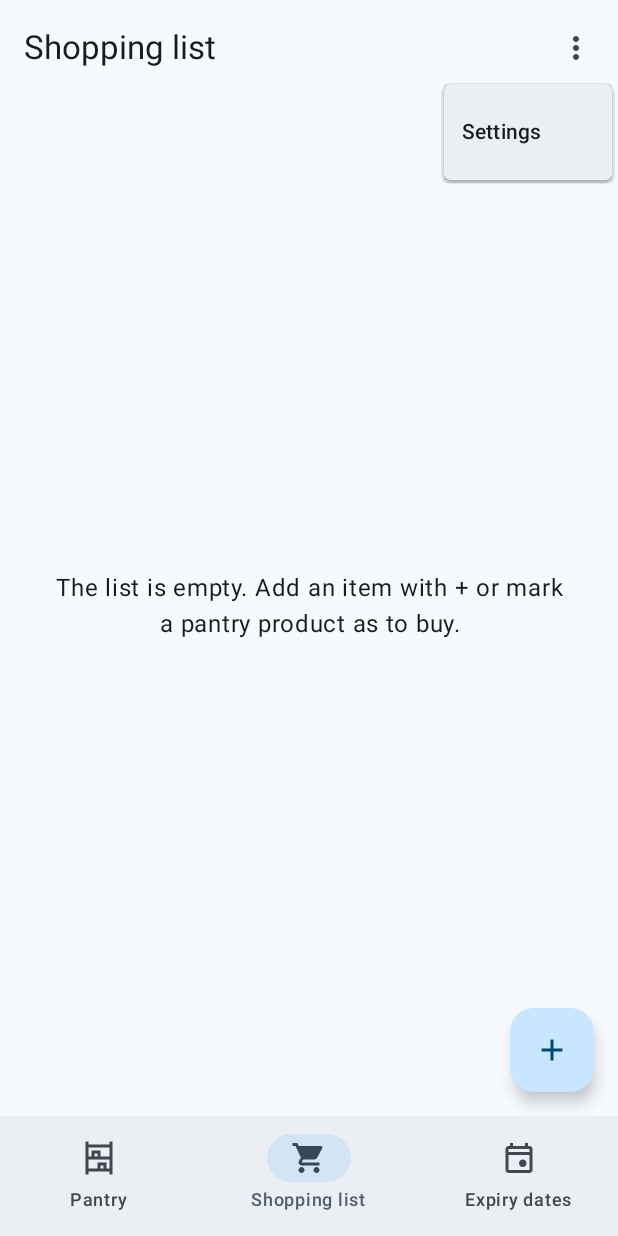
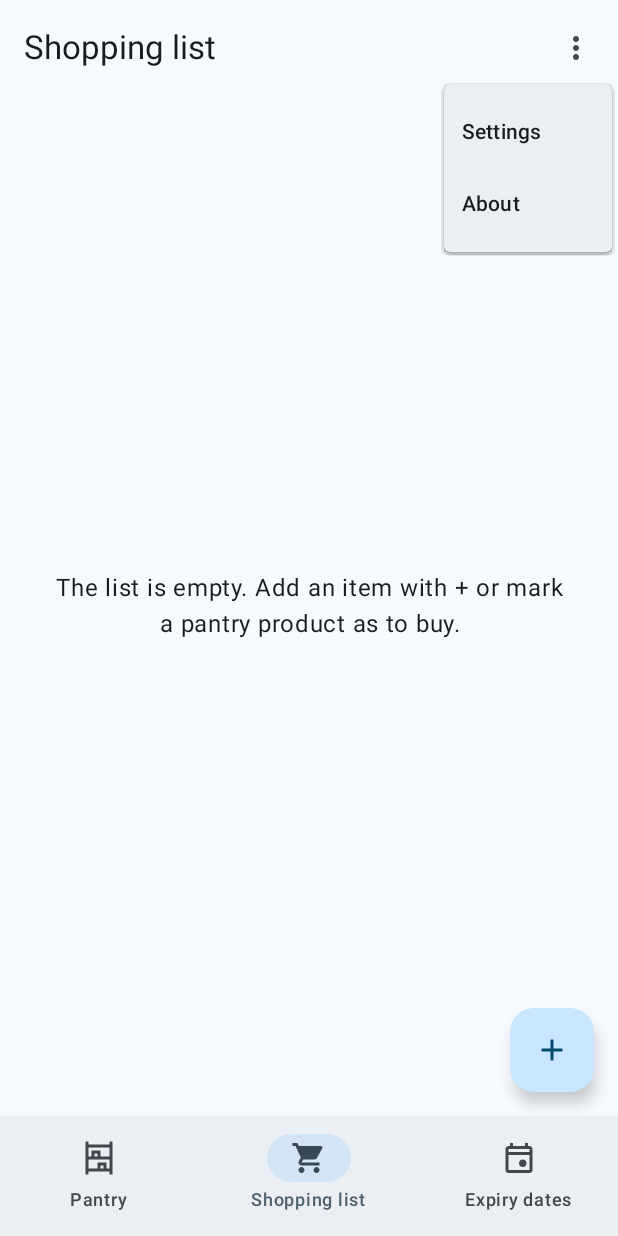
Before and after one commit to nidamanx/formica, an Android app built with Jetpack Compose: the ShoppingScreen screen opened through its navigation route, after a tap on "More options", on a phone screen of 412 x 824 dp. Run offline under Robolectric (Android 15) with nearby library versions, the phone set to English and light mode, and no system bars; our stand-ins replace Room's generated code; 2 statements that could not run were skipped.

Commit message:
Open About from the main menu

```diff
--- a/app/src/main/kotlin/io/github/nidamanx/formica/ui/FormicaApp.kt
+++ b/app/src/main/kotlin/io/github/nidamanx/formica/ui/FormicaApp.kt
@@ -32,6 +32,7 @@ import androidx.navigation.compose.composable
 import androidx.navigation.compose.currentBackStackEntryAsState
 import androidx.navigation.compose.rememberNavController
 import io.github.nidamanx.formica.R
+import io.github.nidamanx.formica.ui.about.AboutScreen
 import io.github.nidamanx.formica.ui.exchange.BackupsScreen
 import io.github.nidamanx.formica.ui.exchange.ExchangeScreen
 import io.github.nidamanx.formica.ui.exchange.ImportScreen
@@ -39,7 +40,6 @@ import io.github.nidamanx.formica.ui.expiries.ExpiriesScreen
 import io.github.nidamanx.formica.ui.pantry.PantryScreen
 import io.github.nidamanx.formica.ui.product.ProductDetailScreen
 import io.github.nidamanx.formica.ui.product.ProductFormScreen
-import io.github.nidamanx.formica.ui.settings.AboutScreen
 import io.github.nidamanx.formica.ui.settings.CatalogKind
 import io.github.nidamanx.formica.ui.settings.CatalogScreen
 import io.github.nidamanx.formica.ui.settings.SettingsScreen
@@ -69,7 +69,7 @@ private object Routes {
     const val SETTINGS = "settings"
     const val CATALOG = "settings/catalog/{kind}"
     const val EXCHANGE = "settings/exchange"
-    const val ABOUT = "settings/about"
+    const val ABOUT = "about"
     const val IMPORT = "import"
     const val BACKUPS = "settings/exchange/backups"
     const val PRODUCT_NEW = "new-product"
@@ -145,16 +145,21 @@ fun FormicaApp(
             composable(TopLevelDestination.PANTRY.route) {
                 PantryScreen(
                     onOpenSettings = { navController.navigate(Routes.SETTINGS) },
+                    onOpenAbout = { navController.navigate(Routes.ABOUT) },
                     onNewProduct = { navController.navigate(Routes.PRODUCT_NEW) },
                     onOpenProduct = { navController.navigate(Routes.productDetail(it)) },
                 )
             }
             composable(TopLevelDestination.SHOPPING_LIST.route) {
-                ShoppingScreen(onOpenSettings = { navController.navigate(Routes.SETTINGS) })
+                ShoppingScreen(
+                    onOpenSettings = { navController.navigate(Routes.SETTINGS) },
+                    onOpenAbout = { navController.navigate(Routes.ABOUT) },
+                )
             }
             composable(TopLevelDestination.EXPIRIES.route) {
                 ExpiriesScreen(
                     onOpenSettings = { navController.navigate(Routes.SETTINGS) },
+                    onOpenAbout = { navController.navigate(Routes.ABOUT) },
                     onOpenProduct = { navController.navigate(Routes.productDetail(it)) },
                 )
             }
@@ -180,7 +185,6 @@ fun FormicaApp(
                     onBack = { navController.popBackStack() },
                     onOpenCatalog = { navController.navigate(Routes.catalog(it)) },
                     onOpenExchange = { navController.navigate(Routes.EXCHANGE) },
-                    onOpenAbout = { navController.navigate(Routes.ABOUT) },
                 )
             }
             composable(Routes.ABOUT) {
--- a/app/src/main/kotlin/io/github/nidamanx/formica/ui/settings/AboutScreen.kt
+++ b/app/src/main/kotlin/io/github/nidamanx/formica/ui/about/AboutScreen.kt
@@ -1,5 +1,5 @@
 // SPDX-License-Identifier: AGPL-3.0-or-later
-package io.github.nidamanx.formica.ui.settings
+package io.github.nidamanx.formica.ui.about
 
 import androidx.annotation.DrawableRes
 import androidx.annotation.StringRes
--- a/app/src/main/kotlin/io/github/nidamanx/formica/ui/components/TopBars.kt
+++ b/app/src/main/kotlin/io/github/nidamanx/formica/ui/components/TopBars.kt
@@ -20,14 +20,15 @@ import androidx.compose.ui.res.stringResource
 import io.github.nidamanx.formica.R
 
 /**
- * Top bar of the bottom-bar sections, with the menu that opens the settings; [actions]
- * (label and action) come before the settings in the menu.
+ * Top bar of the bottom-bar sections, with the menu that opens the settings and the About
+ * screen; [actions] (label and action) come before them in the menu.
  */
 @OptIn(ExperimentalMaterial3Api::class)
 @Composable
 fun SectionTopBar(
     title: String,
     onOpenSettings: () -> Unit,
+    onOpenAbout: () -> Unit,
     actions: List<Pair<String, () -> Unit>> = emptyList(),
 ) {
     var menuOpen by remember { mutableStateOf(false) }
@@ -54,6 +55,13 @@ fun SectionTopBar(
                         onOpenSettings()
                     },
                 )
+                DropdownMenuItem(
+                    text = { Text(stringResource(R.string.about_title)) },
+                    onClick = {
+                        menuOpen = false
+                        onOpenAbout()
+                    },
+                )
             }
         },
     )
--- a/app/src/main/kotlin/io/github/nidamanx/formica/ui/expiries/ExpiriesScreen.kt
+++ b/app/src/main/kotlin/io/github/nidamanx/formica/ui/expiries/ExpiriesScreen.kt
@@ -57,6 +57,7 @@ import io.github.nidamanx.formica.ui.format.rememberDisplayFormat
 @Composable
 fun ExpiriesScreen(
     onOpenSettings: () -> Unit,
+    onOpenAbout: () -> Unit,
     onOpenProduct: (String) -> Unit,
     viewModel: ExpiriesViewModel = viewModel(factory = ExpiriesViewModel.Factory),
 ) {
@@ -70,7 +71,7 @@ fun ExpiriesScreen(
     )
     val showBanner = notifications?.enabled == true && access.access != NotificationAccess.GRANTED
 
-    Scaffold(topBar = { SectionTopBar(stringResource(R.string.nav_expiries), onOpenSettings) }) { padding ->
+    Scaffold(topBar = { SectionTopBar(stringResource(R.string.nav_expiries), onOpenSettings, onOpenAbout) }) { padding ->
         Column(Modifier.padding(padding)) {
             if (showBanner) {
                 NotificationBanner(
--- a/app/src/main/kotlin/io/github/nidamanx/formica/ui/pantry/PantryScreen.kt
+++ b/app/src/main/kotlin/io/github/nidamanx/formica/ui/pantry/PantryScreen.kt
@@ -74,6 +74,7 @@ private const val LARGE_TEXT_SCALE = 1.5f
 @Composable
 fun PantryScreen(
     onOpenSettings: () -> Unit,
+    onOpenAbout: () -> Unit,
     onNewProduct: () -> Unit,
     onOpenProduct: (String) -> Unit,
     viewModel: PantryViewModel = viewModel(factory = PantryViewModel.Factory),
@@ -99,7 +100,7 @@ fun PantryScreen(
     RestockQuestions(viewModel.restockQuestions, snackbar, viewModel::addToList)
 
     Scaffold(
-        topBar = { SectionTopBar(stringResource(R.string.nav_pantry), onOpenSettings) },
+        topBar = { SectionTopBar(stringResource(R.string.nav_pantry), onOpenSettings, onOpenAbout) },
         floatingActionButton = {
             FloatingActionButton(onClick = onNewProduct) {
                 Icon(Icons.Filled.Add, contentDescription = stringResource(R.string.cd_new_product))
--- a/app/src/main/kotlin/io/github/nidamanx/formica/ui/settings/SettingsScreen.kt
+++ b/app/src/main/kotlin/io/github/nidamanx/formica/ui/settings/SettingsScreen.kt
@@ -56,7 +56,6 @@ fun SettingsScreen(
     onBack: () -> Unit,
     onOpenCatalog: (CatalogKind) -> Unit,
     onOpenExchange: () -> Unit,
-    onOpenAbout: () -> Unit,
     viewModel: SettingsViewModel = viewModel(factory = SettingsViewModel.Factory),
 ) {
     val deviceName by viewModel.deviceName.collectAsStateWithLifecycle()
@@ -136,8 +135,6 @@ fun SettingsScreen(
                     pluralStringResource(R.plurals.running_low_summary, prefs.runningLowDays, prefs.runningLowDays),
                 ) { choosing = Choice.RUNNING_LOW }
             }
-            HorizontalDivider()
-            NavigationRow(stringResource(R.string.about_title), onOpenAbout)
         }
     }
 
--- a/app/src/main/kotlin/io/github/nidamanx/formica/ui/shopping/ShoppingScreen.kt
+++ b/app/src/main/kotlin/io/github/nidamanx/formica/ui/shopping/ShoppingScreen.kt
@@ -60,6 +60,7 @@ import io.github.nidamanx.formica.ui.pantry.PurchaseSheet
 @Composable
 fun ShoppingScreen(
     onOpenSettings: () -> Unit,
+    onOpenAbout: () -> Unit,
     viewModel: ShoppingViewModel = viewModel(factory = ShoppingViewModel.Factory),
 ) {
     val state by viewModel.state.collectAsStateWithLifecycle()
@@ -73,6 +74,7 @@ fun ShoppingScreen(
             SectionTopBar(
                 title = stringResource(R.string.nav_shopping_list),
                 onOpenSettings = onOpenSettings,
+                onOpenAbout = onOpenAbout,
                 actions = if (state.view.bought.isEmpty()) {
                     emptyList()
                 } else {
```
Also changed, not shown: 3 other files.
